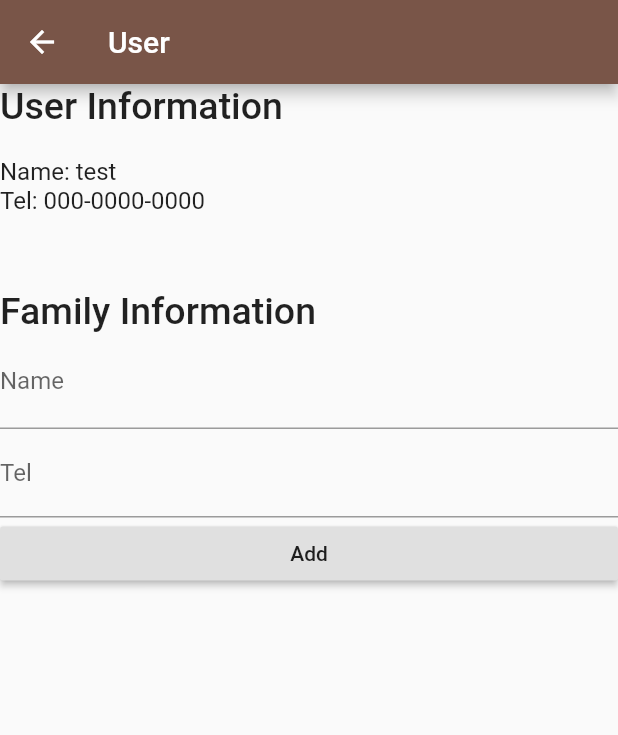
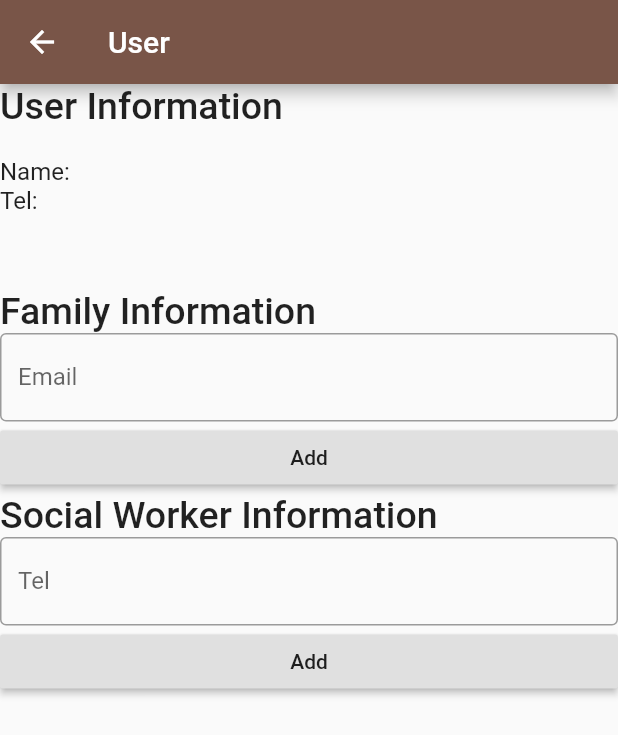
Before and after one commit to DSC-Duksung/2021-Connect, a Flutter app: the User screen opened directly, after a tap on "Add", on a phone screen of 412 x 824 dp. Shown: the top 735 px of the screen. Run offline on Flutter 3.47's test engine with Material 2 defaults, Android fonts, the light colour scheme and no system bars; our stand-ins replace cloud_firestore, custom_radio_grouped_button, firebase_auth, firebase_core, firebase_messaging, firebase_storage and 2 more; accounts and stored records are empty.

Commit message:
user 수정

```diff
--- a/lib/mainpage.dart
+++ b/lib/mainpage.dart
@@ -36,7 +36,6 @@ class _MyHomePageState extends State<MainPage> {
     return Scaffold(
         appBar: AppBar(
           backgroundColor: Colors.brown,
-          //widget.type이 login에서 받아온 값 // 수정필요
           title: Text('CONNECT'),
         ),
         body: _childrenswitch[_currentIndex],
--- a/lib/user.dart
+++ b/lib/user.dart
@@ -1,3 +1,4 @@
+import 'package:firebase_auth/firebase_auth.dart';
 import 'package:flutter/material.dart';
 import 'package:firebase_core/firebase_core.dart';
 import 'package:cloud_firestore/cloud_firestore.dart';
@@ -8,22 +9,75 @@ class User extends StatefulWidget {
 }
 
 class _UserState extends State<User> {
-  String myname = 'test';
-  String myphone = '000-0000-0000';
+
+  final _formkey=new GlobalKey<FormState>();
+  bool _loading = false;
+
+  TextEditingController emailInputController = TextEditingController();
+  TextEditingController telInputController = TextEditingController();
+
+
+  DocumentSnapshot snapshot;
+
+
   var myList = List<String>();
 
   String phone = '';
   String name = '';
+  final firestoreInstance = FirebaseFirestore.instance;
+
+  familyupdate () async {
+
+    var firebaseUser = FirebaseAuth.instance.currentUser;
+
+    firestoreInstance
+        .collection("users")
+        .doc(firebaseUser.uid)
+        .update({
+      "family" : emailInputController.text
+
+    });
+
+  }
+
+  socialworkerupdate () async {
+
+    var firebaseUser = FirebaseAuth.instance.currentUser;
+
+    firestoreInstance
+        .collection("users")
+        .doc(firebaseUser.uid)
+        .update({
+      "sw" : telInputController.text
+
+    });
+
+  }
+
+
+
+  String swtel ;
+  String familyemail ;
+
+  void getData() async{ //use a Async-await function to get the data
+    var firebaseUser =  FirebaseAuth.instance.currentUser;
+    final data =  await Firestore.instance.collection("users").doc(firebaseUser.uid).get(); //get the data
+    snapshot = data;
+    familyemail = snapshot.data()['family'].toString();
+    swtel = snapshot.data()['sw'].toString();
+  }
 
   @override
   void initState() {
     // TODO: implement initState
     super.initState();
+    getData();
     Firebase.initializeApp();
   }
 
   @override
   Widget build(BuildContext context) {
+
     return Scaffold(
         appBar: AppBar(
           title: Text('User'),
@@ -37,11 +91,11 @@ class _UserState extends State<User> {
                ),
                SizedBox(height: 20),
                 Text(
-              'Name: ${myname}',
+                  'Name: ${familyemail}',
                   style: TextStyle(fontSize: 16),
                 ),
                Text(
-              'Tel: ${myphone}',
+                 'Tel: ${swtel}',
                  style: TextStyle(fontSize: 16),
                ),
               SizedBox(
@@ -51,43 +105,73 @@ class _UserState extends State<User> {
               'Family Information',
               style: TextStyle(fontSize: 25, fontWeight: FontWeight.w500),
             ),
-            TextField(
+               Container(
+                 child: TextFormField(
                    decoration: InputDecoration(
-                  labelText: "Name",
-                  hintText: "지인의 이름",
-                  hintStyle: TextStyle(
-                    fontSize: 16,
-                    color: Colors.grey,
-                  )),
-              onChanged: (value) {
-                name = value;
+                       hintText: 'Please enter family email',
+                       labelText: 'Email',
+                       border: OutlineInputBorder()
+                   ),
+                   controller: emailInputController,
+                   validator: (value) {
+                     if (value.isEmpty) return 'Enter family email';
+                     return null;
                    },
                  ),
-            TextField(
-              decoration: InputDecoration(
-                  labelText: "Tel",
-                  hintText: "010-0000-0000",
-                  hintStyle: TextStyle(
-                    fontSize: 16,
-                    color: Colors.grey,
-                  )),
-              onChanged: (value) {
-                phone = value;
-              },
                ),
               RaisedButton(
                child: Text('Add'),
-              onPressed: () {
-                if (phone != '' && name != '') {
-                  FirebaseFirestore.instance
-                      .collection(myname)
-                      .add({'name': name, 'phone': phone});
-                  name = '';
-                  phone = '';
-                } else {}
+               onPressed: () async {
+                 try {
+                   setState(() => _loading = true);
+                   familyupdate();
+                 } catch (e) {
+                   print(e);
+                 } finally {
+                   if (mounted) setState(() => _loading = false);
+                 }
+
+                 emailInputController.clear();
+               },
+            ),
+               Text(
+                 'Social Worker Information',
+                 style: TextStyle(fontSize: 25, fontWeight: FontWeight.w500),
+               ),
+               Container(
+                 child: TextFormField(
+                   decoration: InputDecoration(
+                       hintText: 'Please enter Social Worker tel number',
+                       labelText: 'Tel',
+                       border: OutlineInputBorder()
+                   ),
+                   controller: telInputController,
+                   validator: (value) {
+                     if (value.isEmpty) return 'Enter tel number';
+                     return null;
+                   },
+                 ),
+               ),
+               RaisedButton(
+                 child: Text('Add'),
+                 onPressed: () async {
+                   try {
+                     setState(() => _loading = true);
+                     socialworkerupdate();
+                   } catch (e) {
+                     print(e);
+                   } finally {
+                     if (mounted) setState(() => _loading = false);
+                   }
+
+                   telInputController.clear();
                  },
                )
           ],
         )));
   }
+
+
+
+
 }
```
Also changed, not shown: 3 other files. Lines whose indentation alone changed are shown as unchanged.
